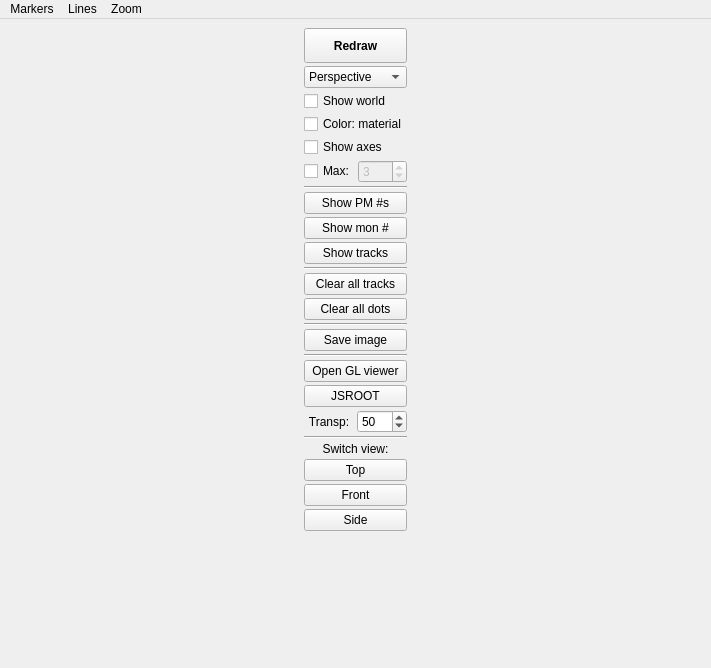
Above: src/gui/geometrywindowclass.ui from andrmor/ANTS2 before the change. Below: the same form after it.
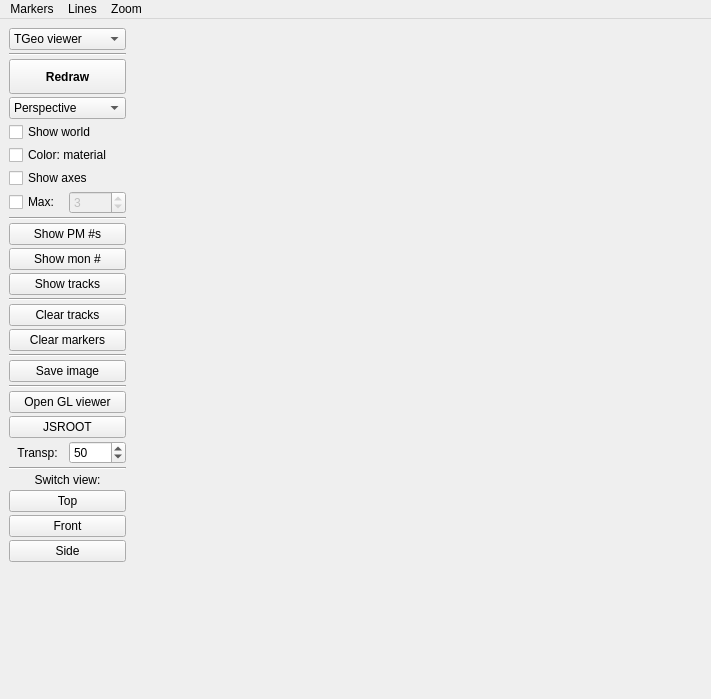
That is the form after the change.

```diff
--- a/src/gui/geometrywindowclass.ui
+++ b/src/gui/geometrywindowclass.ui
@@ -7,7 +7,7 @@
     <x>0</x>
     <y>0</y>
     <width>711</width>
-    <height>668</height>
+    <height>699</height>
    </rect>
   </property>
   <property name="windowTitle">
@@ -54,6 +54,33 @@
        <property name="spacing">
         <number>3</number>
        </property>
+       <item>
+        <widget class="QComboBox" name="cobViewer">
+         <property name="maximumSize">
+          <size>
+           <width>16777215</width>
+           <height>16777215</height>
+          </size>
+         </property>
+         <item>
+          <property name="text">
+           <string>TGeo viewer</string>
+          </property>
+         </item>
+         <item>
+          <property name="text">
+           <string>JSROOT viewer</string>
+          </property>
+         </item>
+        </widget>
+       </item>
+       <item>
+        <widget class="Line" name="line">
+         <property name="orientation">
+          <enum>Qt::Horizontal</enum>
+         </property>
+        </widget>
+       </item>
        <item>
         <widget class="QPushButton" name="pbShowGeometry">
          <property name="minimumSize">
@@ -110,6 +137,9 @@
        </item>
        <item>
         <layout class="QHBoxLayout" name="horizontalLayout">
+         <property name="spacing">
+          <number>3</number>
+         </property>
          <item>
           <widget class="QCheckBox" name="cbLimitVisibility">
            <property name="toolTip">
@@ -185,14 +215,14 @@
        <item>
         <widget class="QPushButton" name="pbClearTracks">
          <property name="text">
-          <string>Clear all tracks</string>
+          <string>Clear tracks</string>
          </property>
         </widget>
        </item>
        <item>
         <widget class="QPushButton" name="pbClearDots">
          <property name="text">
-          <string>Clear all dots</string>
+          <string>Clear markers</string>
          </property>
         </widget>
        </item>
@@ -236,6 +266,9 @@
        </item>
        <item>
         <layout class="QHBoxLayout" name="horizontalLayout_3">
+         <property name="spacing">
+          <number>3</number>
+         </property>
          <item>
           <widget class="QLabel" name="label_2">
            <property name="text">
@@ -315,6 +348,15 @@
       </layout>
      </widget>
     </item>
+    <item>
+     <widget class="QStackedWidget" name="swViewers">
+      <property name="currentIndex">
+       <number>0</number>
+      </property>
+      <widget class="QWidget" name="geo"/>
+      <widget class="QWidget" name="jsroot"/>
+     </widget>
+    </item>
    </layout>
   </widget>
   <widget class="QMenuBar" name="menuBar">
```
Left out of the diff: 20 changed lines with no effect on the pictures.
